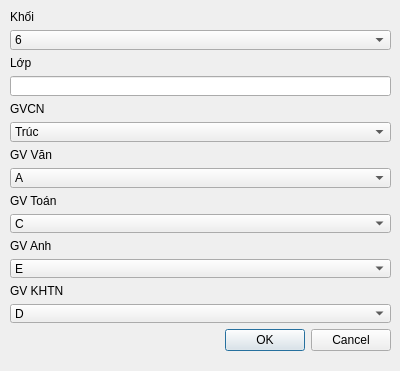
This is Ui/Dialog_themlop.ui in ahiendz/School-Management-System as Qt 5 draws it before an edit. The edited form follows.
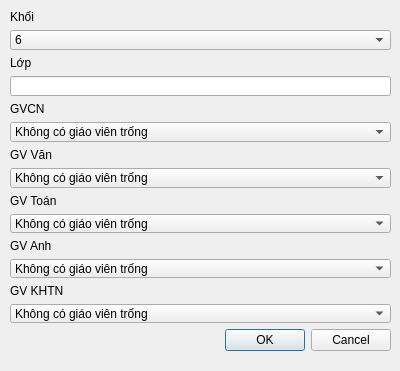
This is the edited form.

The edit to the form file:
```diff
--- a/Ui/Dialog_themlop.ui
+++ b/Ui/Dialog_themlop.ui
@@ -13,7 +13,7 @@
   <property name="windowTitle">
    <string>Dialog</string>
   </property>
-  <widget class="QWidget" name="">
+  <widget class="QWidget" name="layoutWidget">
    <property name="geometry">
     <rect>
      <x>10</x>
@@ -77,12 +77,7 @@
        <widget class="QComboBox" name="gvcn">
         <item>
          <property name="text">
-          <string>Trúc</string>
-         </property>
-        </item>
-        <item>
-         <property name="text">
-          <string>Thanh</string>
+          <string>Không có giáo viên trống</string>
          </property>
         </item>
        </widget>
@@ -98,12 +93,7 @@
        <widget class="QComboBox" name="gvV">
         <item>
          <property name="text">
-          <string>A</string>
-         </property>
-        </item>
-        <item>
-         <property name="text">
-          <string>B</string>
+          <string>Không có giáo viên trống</string>
          </property>
         </item>
        </widget>
@@ -119,12 +109,7 @@
        <widget class="QComboBox" name="gvT">
         <item>
          <property name="text">
-          <string>C</string>
-         </property>
-        </item>
-        <item>
-         <property name="text">
-          <string>D</string>
+          <string>Không có giáo viên trống</string>
          </property>
         </item>
        </widget>
@@ -140,12 +125,7 @@
        <widget class="QComboBox" name="gvA">
         <item>
          <property name="text">
-          <string>E</string>
-         </property>
-        </item>
-        <item>
-         <property name="text">
-          <string>F</string>
+          <string>Không có giáo viên trống</string>
          </property>
         </item>
        </widget>
@@ -161,12 +141,7 @@
        <widget class="QComboBox" name="gvK">
         <item>
          <property name="text">
-          <string>D</string>
-         </property>
-        </item>
-        <item>
-         <property name="text">
-          <string>G</string>
+          <string>Không có giáo viên trống</string>
          </property>
         </item>
        </widget>
```
